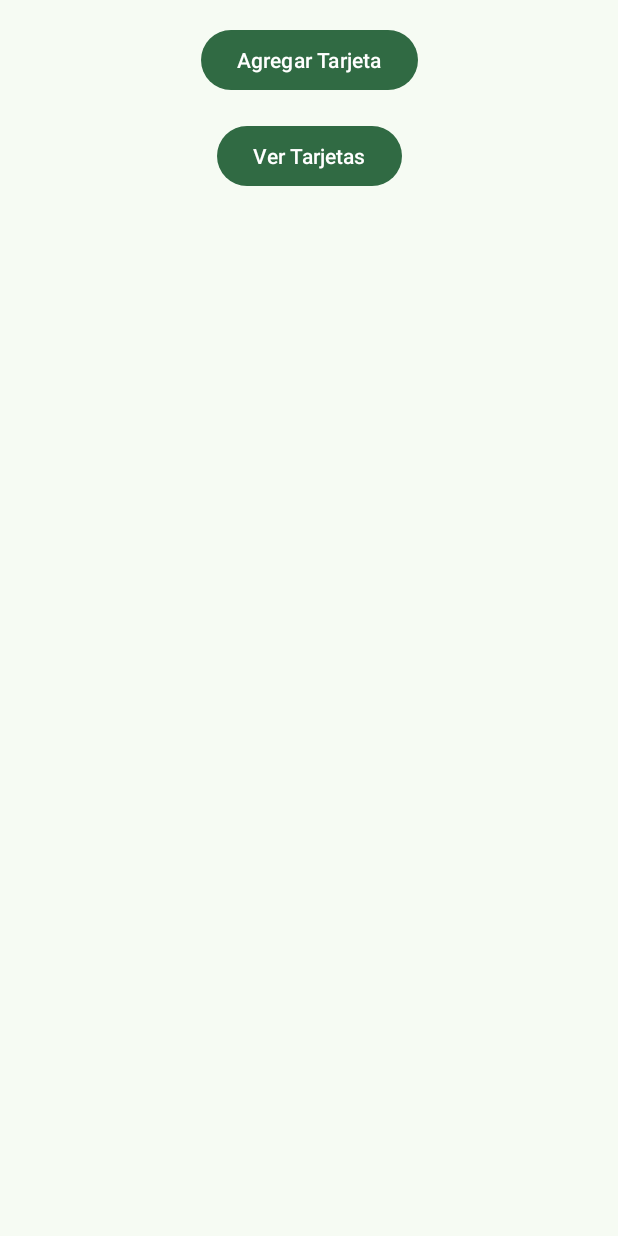
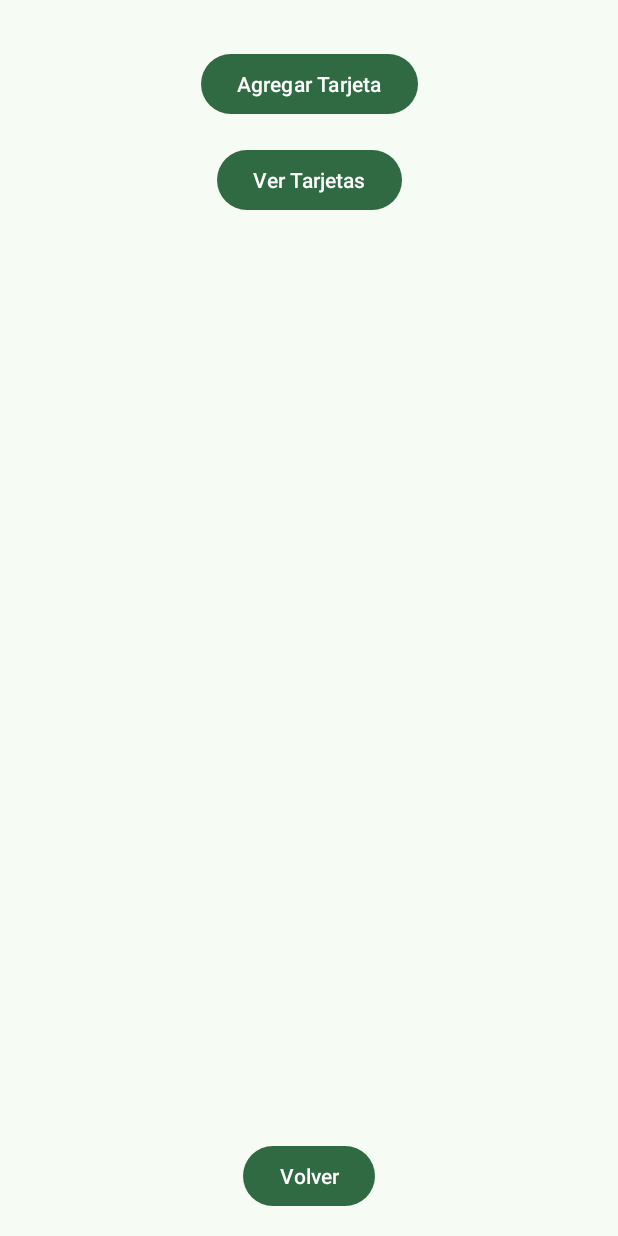
Before and after one commit to Juandoqg/Monify, an Android app: the TarjetasActivity screen opened directly, with no data from a screen before it, on a phone screen of 412 x 824 dp. Run offline under Robolectric (Android 15) with nearby library versions, the phone set to English and light mode, and no system bars; Roboto replaces fonts that are not available here.

Commit message:
boton volver para tarjetas activity

```diff
--- a/app/src/main/java/com/example/monify/TarjetasActivity.java
+++ b/app/src/main/java/com/example/monify/TarjetasActivity.java
@@ -12,7 +12,7 @@ import androidx.core.view.ViewCompat;
 import androidx.core.view.WindowInsetsCompat;
 
 public class TarjetasActivity extends AppCompatActivity {
-
+    private Button btnVolver;
     @Override
     protected void onCreate(Bundle savedInstanceState) {
         super.onCreate(savedInstanceState);
@@ -43,6 +43,8 @@ public class TarjetasActivity extends AppCompatActivity {
                 navegarAVerTarjetas(); // Llamar a la función para navegar a VerTarjetasActivity
             }
         });
+        btnVolver = findViewById(R.id.btnVolver);
+        btnVolver.setOnClickListener(v -> finish());
     }
 
     // Función que maneja el Intent para navegar a InsertarTarjetaActivity
--- a/app/src/main/res/layout/activity_tarjetas.xml
+++ b/app/src/main/res/layout/activity_tarjetas.xml
@@ -1,3 +1,4 @@
+<?xml version="1.0" encoding="utf-8"?>
 <androidx.constraintlayout.widget.ConstraintLayout xmlns:android="http://schemas.android.com/apk/res/android"
     xmlns:app="http://schemas.android.com/apk/res-auto"
     xmlns:tools="http://schemas.android.com/tools"
@@ -12,10 +13,11 @@
         android:layout_width="wrap_content"
         android:layout_height="wrap_content"
         android:text="Agregar Tarjeta"
-        android:layout_marginTop="16dp"
         app:layout_constraintTop_toTopOf="parent"
         app:layout_constraintStart_toStartOf="parent"
-        app:layout_constraintEnd_toEndOf="parent" />
+        app:layout_constraintEnd_toEndOf="parent"
+        app:layout_constraintVertical_bias="0.3"
+        android:layout_marginTop="32dp"/>
 
     <!-- Botón para ver tarjetas -->
     <Button
@@ -23,9 +25,21 @@
         android:layout_width="wrap_content"
         android:layout_height="wrap_content"
         android:text="Ver Tarjetas"
-        android:layout_marginTop="16dp"
         app:layout_constraintTop_toBottomOf="@id/btnAgregarTarjeta"
         app:layout_constraintStart_toStartOf="parent"
-        app:layout_constraintEnd_toEndOf="parent" />
+        app:layout_constraintEnd_toEndOf="parent"
+        app:layout_constraintVertical_bias="0.5"
+        android:layout_marginTop="16dp"/>
+
+    <!-- Botón para volver a la actividad anterior (ubicado en la parte inferior) -->
+    <Button
+        android:id="@+id/btnVolver"
+        android:layout_width="wrap_content"
+        android:layout_height="wrap_content"
+        android:text="Volver"
+        app:layout_constraintBottom_toBottomOf="parent"
+        app:layout_constraintStart_toStartOf="parent"
+        app:layout_constraintEnd_toEndOf="parent"
+        android:layout_marginBottom="16dp"/>
 
 </androidx.constraintlayout.widget.ConstraintLayout>
```
